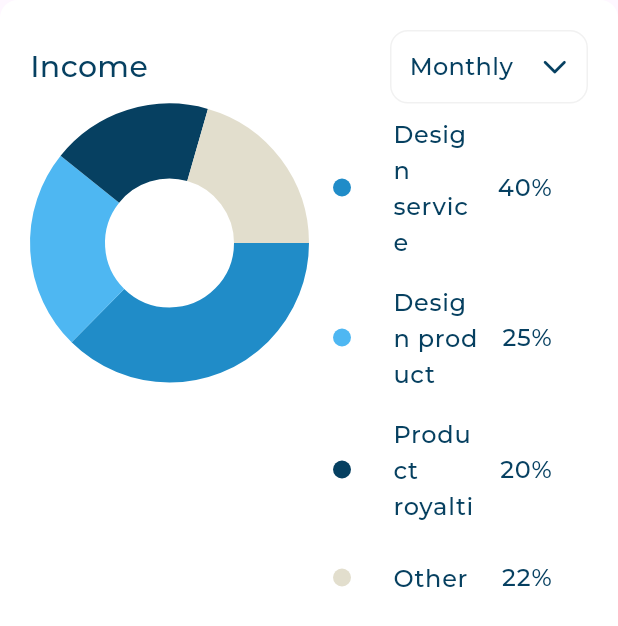
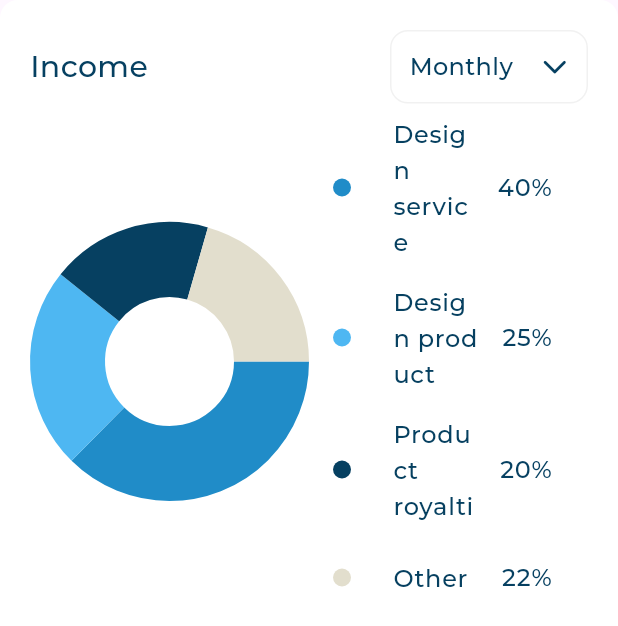
Before and after one commit to YasmeenGad/dashboard, a Flutter app: the IncomeSection widget shown alone on an empty page, opened directly, on a phone screen of 412 x 824 dp. Shown: the top 626 px of the screen. Run offline on Flutter 3.47's test engine with Material 3 defaults, Android fonts, the light colour scheme and no system bars; drawn by our look-alikes of fl_chart; our stand-ins replace expandable_page_view, flutter_svg; project files that could hold a hidden picture were left out.

Commit message:
tablet layout part two

```diff
--- a/lib/widgets/dashboard_tablet_layout.dart
+++ b/lib/widgets/dashboard_tablet_layout.dart
@@ -1,5 +1,5 @@
-import 'package:dashboard/widgets/all_expenses_and_quick_invoice_section.dart';
 import 'package:dashboard/widgets/custom_drawer.dart';
+import 'package:dashboard/widgets/dashboard_mobile_layout.dart';
 import 'package:flutter/material.dart';
 
 class DashboardTabletLayout extends StatelessWidget {
@@ -13,7 +13,7 @@ class DashboardTabletLayout extends StatelessWidget {
         const SizedBox(
           width: 32,
         ),
-        Expanded(flex: 3, child: AllExpensesAndQuickInvoiceSection()),
+        Expanded(flex: 3, child: DashBoardMobileLayout()),
         const SizedBox(
           width: 32,
         ),
--- a/lib/widgets/income_details.dart
+++ b/lib/widgets/income_details.dart
@@ -18,7 +18,9 @@ class IncomeDetails extends StatelessWidget {
 
   @override
   Widget build(BuildContext context) {
-    return ListView.builder(itemBuilder: (context, index) {
+    return ListView.builder(
+      shrinkWrap: true,
+      itemBuilder: (context, index) {
       return ItemDetails(chartDetailsModel: items[index]);
     }, itemCount: items.length);
   }
--- a/lib/widgets/income_section.dart
+++ b/lib/widgets/income_section.dart
@@ -15,14 +15,12 @@ class IncomeSection extends StatelessWidget {
           AllExpensesHeader(
             text: 'Income',
           ),
-          Expanded(
-            child: Row(
-              crossAxisAlignment: CrossAxisAlignment.start,
-              children: [
-                Expanded(child: IncomeChart()),
-                Expanded(child: IncomeDetails())
-              ],
-            ),
+          Row(
+            crossAxisAlignment: CrossAxisAlignment.center,
+            children: [
+              Expanded(child: IncomeChart()),
+              Expanded(child: IncomeDetails())
+            ],
           ),
         ],
       ),
```
Also changed, not shown: lib/widgets/dashboard_mobile_layout.dart (added, +25 -0 lines).
